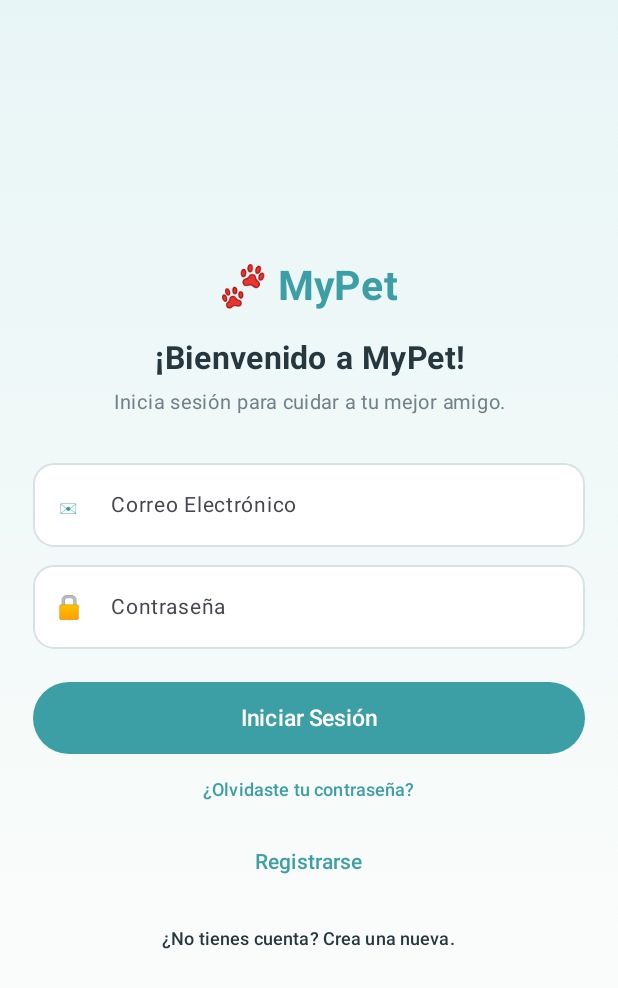
After one commit to Adrian571-afk/MyPet_Project, an Android app built with Jetpack Compose: the composable LoginView shown on its own in the app's theme, on a phone screen of 412 x 824 dp. The commit adds this screen. Shown: the top 988 px of the screen. Run offline under Robolectric (Android 15) with nearby library versions, the phone set to English and light mode, and no system bars.

Commit message:
Agrega login y cartilla de vacunacion

```diff
--- /dev/null
+++ b/app/src/main/java/org/utl/mypet/navigation/LoginView.kt
@@ -0,0 +1,197 @@
+package org.utl.mypet.navigation
+
+import androidx.compose.foundation.background
+import androidx.compose.foundation.layout.Arrangement
+import androidx.compose.foundation.layout.Box
+import androidx.compose.foundation.layout.Column
+import androidx.compose.foundation.layout.Row
+import androidx.compose.foundation.layout.Spacer
+import androidx.compose.foundation.layout.fillMaxSize
+import androidx.compose.foundation.layout.fillMaxWidth
+import androidx.compose.foundation.layout.height
+import androidx.compose.foundation.layout.navigationBarsPadding
+import androidx.compose.foundation.layout.padding
+import androidx.compose.foundation.layout.statusBarsPadding
+import androidx.compose.foundation.layout.width
+import androidx.compose.foundation.rememberScrollState
+import androidx.compose.foundation.shape.RoundedCornerShape
+import androidx.compose.foundation.text.KeyboardOptions
+import androidx.compose.foundation.verticalScroll
+import androidx.compose.material3.Button
+import androidx.compose.material3.ButtonDefaults
+import androidx.compose.material3.OutlinedTextField
+import androidx.compose.material3.OutlinedTextFieldDefaults
+import androidx.compose.material3.Text
+import androidx.compose.material3.TextButton
+import androidx.compose.runtime.*
+import androidx.compose.ui.Alignment
+import androidx.compose.ui.Modifier
+import androidx.compose.ui.graphics.Brush
+import androidx.compose.ui.graphics.Color
+import androidx.compose.ui.text.font.FontWeight
+import androidx.compose.ui.text.input.ImeAction
+import androidx.compose.ui.text.input.KeyboardType
+import androidx.compose.ui.text.style.TextAlign
+import androidx.compose.ui.tooling.preview.Preview
+import androidx.compose.ui.unit.dp
+import androidx.compose.ui.unit.sp
+import org.utl.mypet.ui.theme.TextoOscuro
+import org.utl.mypet.ui.theme.TextoSuave
+import org.utl.mypet.ui.theme.Turquesa
+
+
+@Composable
+fun LoginView() {
+    var correo by remember { mutableStateOf("") }
+    var contrasena by remember { mutableStateOf("") }
+
+    Box(
+        modifier = Modifier
+            .fillMaxSize()
+            .background(
+                Brush.verticalGradient(
+                    colors = listOf(
+                        Color(0xFFE8F5F6),
+                        Color(0xFFFFFEFC)
+                    )
+                )
+            )
+            .statusBarsPadding()
+            .navigationBarsPadding()
+    ) {
+        Column(
+            modifier = Modifier
+                .fillMaxSize()
+                .verticalScroll(rememberScrollState())
+                .padding(horizontal = 22.dp, vertical = 24.dp),
+            horizontalAlignment = Alignment.CenterHorizontally,
+            verticalArrangement = Arrangement.Center
+        ) {
+            Row(verticalAlignment = Alignment.CenterVertically) {
+                Text("🐾", fontSize = 27.sp)
+                Spacer(modifier = Modifier.width(5.dp))
+                Text(
+                    text = "MyPet",
+                    color = Turquesa,
+                    fontSize = 27.sp,
+                    fontWeight = FontWeight.Bold
+                )
+            }
+
+            Spacer(modifier = Modifier.height(20.dp))
+
+            Text(
+                text = "¡Bienvenido a MyPet!",
+                color = TextoOscuro,
+                fontSize = 21.sp,
+                fontWeight = FontWeight.Bold,
+                textAlign = TextAlign.Center
+            )
+
+            Spacer(modifier = Modifier.height(5.dp))
+
+            Text(
+                text = "Inicia sesión para cuidar a tu mejor amigo.",
+                color = TextoSuave,
+                fontSize = 13.sp,
+                textAlign = TextAlign.Center
+            )
+
+            Spacer(modifier = Modifier.height(28.dp))
+
+            OutlinedTextField(
+                value = correo,
+                onValueChange = { correo = it },
+                modifier = Modifier.fillMaxWidth(),
+                shape = RoundedCornerShape(14.dp),
+                placeholder = { Text("Correo Electrónico", fontSize = 14.sp) },
+                leadingIcon = { Text("✉", color = Turquesa) },
+                keyboardOptions = KeyboardOptions(
+                    keyboardType = KeyboardType.Email,
+                    imeAction = ImeAction.Next
+                ),
+                colors = OutlinedTextFieldDefaults.colors(
+                    focusedBorderColor = Turquesa,
+                    unfocusedBorderColor = Color(0xFFD8E1E3),
+                    focusedContainerColor = Color.White,
+                    unfocusedContainerColor = Color.White
+                )
+            )
+
+            Spacer(modifier = Modifier.height(12.dp))
+
+            OutlinedTextField(
+                value = contrasena,
+                onValueChange = { contrasena = it },
+                modifier = Modifier.fillMaxWidth(),
+                singleLine = true,
+                shape = RoundedCornerShape(14.dp),
+                placeholder = { Text("Contraseña", fontSize = 14.sp) },
+                leadingIcon = { Text("🔒", fontSize = 15.sp) },
+                keyboardOptions = KeyboardOptions(
+                    keyboardType = KeyboardType.Password,
+                    imeAction = ImeAction.Done
+                ),
+                colors = OutlinedTextFieldDefaults.colors(
+                    focusedBorderColor = Turquesa,
+                    unfocusedBorderColor = Color(0xFFD8E1E3),
+                    focusedContainerColor = Color.White,
+                    unfocusedContainerColor = Color.White
+                )
+            )
+
+            Spacer(modifier = Modifier.height(22.dp))
+
+            Button(
+                onClick = { },
+                modifier = Modifier
+                    .fillMaxWidth()
+                    .height(48.dp),
+                shape = RoundedCornerShape(50),
+                colors = ButtonDefaults.buttonColors(
+                    containerColor = Turquesa
+                )
+            ) {
+                Text("Iniciar Sesión", fontSize = 15.sp)
+            }
+
+            TextButton(onClick = { }) {
+                Text(
+                    "¿Olvidaste tu contraseña?",
+                    color = Turquesa,
+                    fontSize = 12.sp
+                )
+            }
+
+            Button(
+                onClick = { },
+                modifier = Modifier
+                    .fillMaxWidth()
+                    .height(46.dp),
+                shape = RoundedCornerShape(50),
+                colors = ButtonDefaults.buttonColors(
+                    containerColor = Color.Transparent,
+                    contentColor = Turquesa
+                )
+            ) {
+                Text("Registrarse", fontSize = 14.sp)
+            }
+
+            Spacer(modifier = Modifier.height(5.dp))
+
+            TextButton(onClick = { }) {
+                Text(
+                    "¿No tienes cuenta? Crea una nueva.",
+                    color = TextoOscuro,
+                    fontSize = 12.sp
+                )
+            }
+        }
+    }
+}
+
+@Preview
+@Composable
+fun PantallaPrincipal() {
+    LoginView()
+}
--- a/app/src/main/java/org/utl/mypet/ui/theme/Color.kt
+++ b/app/src/main/java/org/utl/mypet/ui/theme/Color.kt
@@ -8,3 +8,9 @@ val Verde40 = Color(0xFF38744B)
 val Coral40 = Color(0xFFB95849)
 val FondoPet = Color(0xFFFFFAF4)
 val TextoPet = Color(0xFF282B27)
+
+val Turquesa = Color(0xFF3D9FA6)
+val TextoOscuro = Color(0xFF26383D)
+val TextoSuave = Color(0xFF718187)
+val TextoPrincipal = Color(0xFF26383D)
+ val VerdeEstado = Color(0xFF4C9A6A)
--- a/gradle/libs.versions.toml
+++ b/gradle/libs.versions.toml
@@ -1,5 +1,5 @@
 [versions]
-agp = "9.5.1"
+agp = "9.4.1"
 coreKtx = "1.19.1"
 junit = "4.13.2"
 junitVersion = "1.3.0"
```
Also changed, not shown: app/src/main/java/org/utl/mypet/screens/CartillaVScreens.kt (added, +210 -0 lines).
